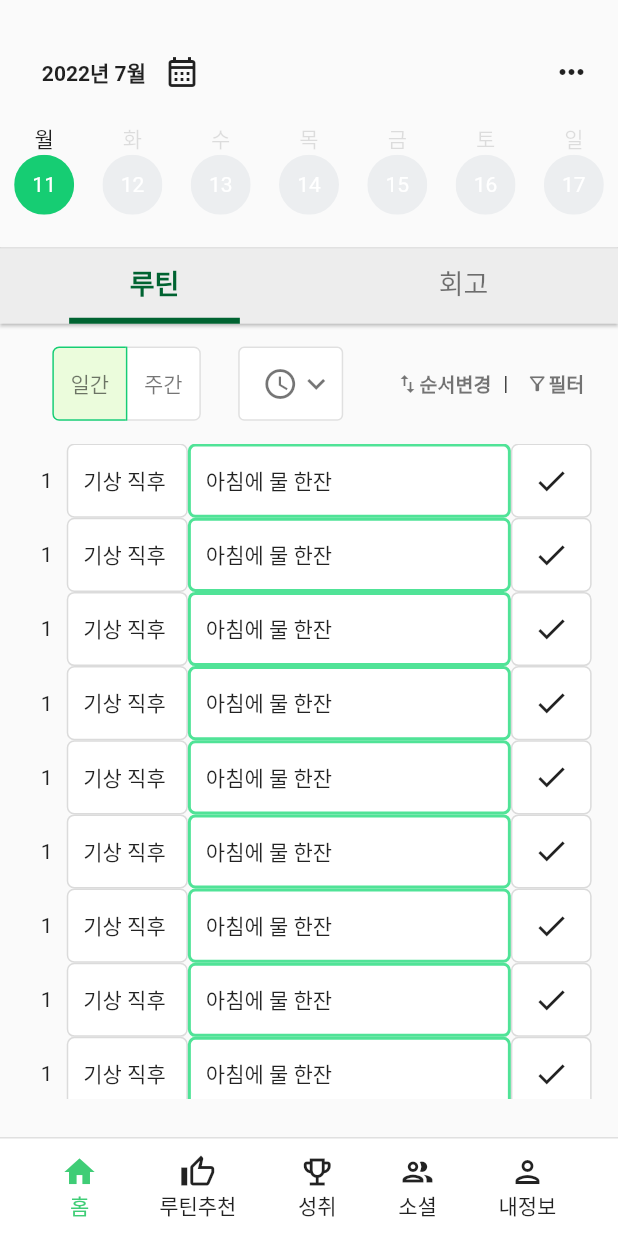
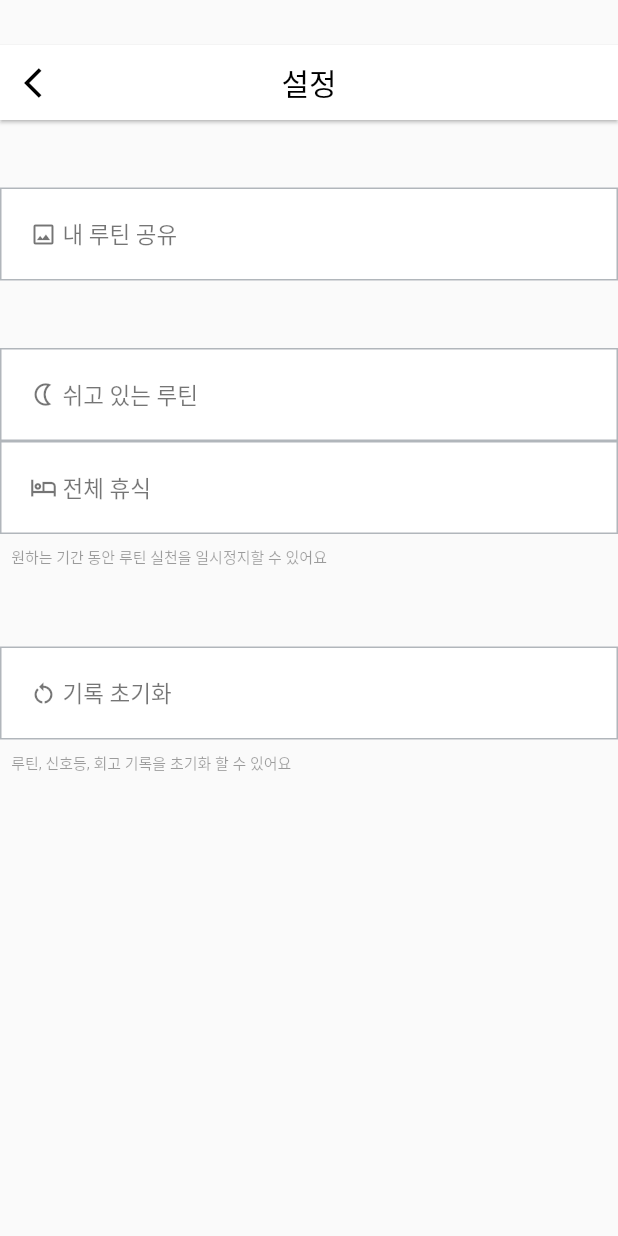
Before and after one commit to younhui97/MyRoutineCloneProj, a Flutter app: the screen it shows after launch, after a tap on the "keyboard control" icon, on a phone screen of 412 x 824 dp. Run offline on Flutter 3.47's test engine with Material 2 defaults, Android fonts, the phone set to English and light mode, and no system bars; Roboto replaces fonts that are missing (pr).

Commit message:
made setting

```diff
--- a/lib/main_page.dart
+++ b/lib/main_page.dart
@@ -1,6 +1,6 @@
-import 'package:contact/rlist.dart';
 import "package:flutter/material.dart";
 import "package:contact/tabbar.dart";
+import 'package:contact/setting.dart';
 
 class MainPage extends StatefulWidget {
   const MainPage({Key? key}) : super(key: key);
@@ -42,7 +42,11 @@ class _MainPageState extends State<MainPage>{
                           Row(
                             children:[
                               IconButton(
-                                onPressed: ()=>{} ,
+                                onPressed: ()=>{
+                                Navigator.push(
+                                    context,
+                                    MaterialPageRoute(builder: (_) => Setting()),
+                                )},
                                 icon: Icon(Icons.more_horiz,color: Colors.black87,),
                               ),
                               Text("  ")
--- a/lib/rlist.dart
+++ b/lib/rlist.dart
@@ -32,7 +32,7 @@ class Rlist extends StatelessWidget{
                       width: 30,
                       height: MediaQuery.of(context).size.height*0.06,
                       child: Center(
-                        child: Text("1",style: TextStyle(),),
+                        child: Text((index+1).toString(),style: TextStyle(),),
                       ),
                     ),
                   ), //숫자1
--- /dev/null
+++ b/lib/setting.dart
@@ -0,0 +1,116 @@
+import 'package:flutter/material.dart';
+import 'main_page.dart';
+
+
+void main() => runApp(Setting());
+
+class Setting extends StatelessWidget{
+  @override
+  Widget build(BuildContext context) {
+    final ButtonStyle style =
+    ElevatedButton.styleFrom(
+        shape: RoundedRectangleBorder(
+          borderRadius: BorderRadius.circular(0),),
+        side: BorderSide(width: 1, color: Color(0XFFB1B6BB)),
+        elevation: 0,
+        primary: Colors.white,
+        onPrimary: Colors.black54,
+        padding: EdgeInsets.all(20),
+        textStyle: const TextStyle(fontSize: 15));
+    return MaterialApp( //use MaterialApp() widget like this
+        home: Scaffold (
+          appBar: PreferredSize(
+              preferredSize: Size(0,80),
+              child: Padding(
+                padding: EdgeInsets.only(top:30),
+                child: AppBar(
+                  centerTitle: true,
+                  elevation: 1,
+                  backgroundColor: Color(0xFFFFFFFF),
+                  title: Text('설정',style: TextStyle(color: Colors.black),),
+                  toolbarHeight: 80,
+                  leading:
+                  IconButton(icon: Icon(Icons.arrow_back_ios,color: Colors.black,),
+                      onPressed: ()=>{
+                        Navigator.push(context, MaterialPageRoute(builder: (_) => MainPage()))
+                      }),
+                ),
+              )
+          ),
+          body: Container(
+            child: Column(
+              children: [
+                Container(
+                  height: 45,
+                ),
+                Container(
+                  width: MediaQuery.of(context).size.width,
+                  child: ElevatedButton(
+                      onPressed: ()=>{},
+                      style: style,
+                      child: Row(children:[
+                        Icon(Icons.insert_photo_outlined, size: 18),
+                        Text(" 내 루틴 공유")
+                      ])
+                  ),
+                ),
+                Container(
+                  height: 45,
+                ),
+                Container(
+                  width: MediaQuery.of(context).size.width,
+                  child: ElevatedButton(
+                      onPressed: ()=>{},
+                      style: style,
+                      child: Row(children:[
+                        Icon(Icons.nightlight_outlined, size: 18),
+                        Text(" 쉬고 있는 루틴")
+                      ])
+                  ),
+                ),
+                Container(
+                  width: MediaQuery.of(context).size.width,
+                  child: ElevatedButton(
+                      onPressed: ()=>{},
+                      style: style,
+                      child: Row(children:[
+                        Icon(Icons.hotel_outlined, size: 18),
+                        Text(" 전체 휴식")
+                      ])
+                  ),
+                ),
+                Container(
+                  alignment: Alignment.centerLeft,
+                  height: 30,
+                  child: Text("   원하는 기간 동안 루틴 실천을 일시정지할 수 있어요",style: TextStyle(fontSize: 10,color: Colors.black38)),
+                ),
+                Container(
+                  height: 45,
+                ),
+                Container(
+                  width: MediaQuery.of(context).size.width,
+                  child: ElevatedButton(
+                      onPressed: ()=>{},
+                      style: style,
+                      child: Row(children:[
+                        Icon(Icons.restart_alt, size: 18),
+                        Text(" 기록 초기화")
+                      ])
+                  ),
+                ),
+                Container(
+                  alignment: Alignment.centerLeft,
+                  height: 30,
+                  child: Text("   루틴, 신호등, 회고 기록을 초기화 할 수 있어요",style: TextStyle(fontSize: 10,color: Colors.black38)),
+                ),
+              ],
+            ),
+          ),
+
+        )//create new widget class for this 'home' to
+      // escape 'No MediaQuery widget found' error
+    );
+  }
+}
+//MediaQuery.of(context).size.height*0.063
+//height: MediaQuery.of(context).size.height*0.027
```
